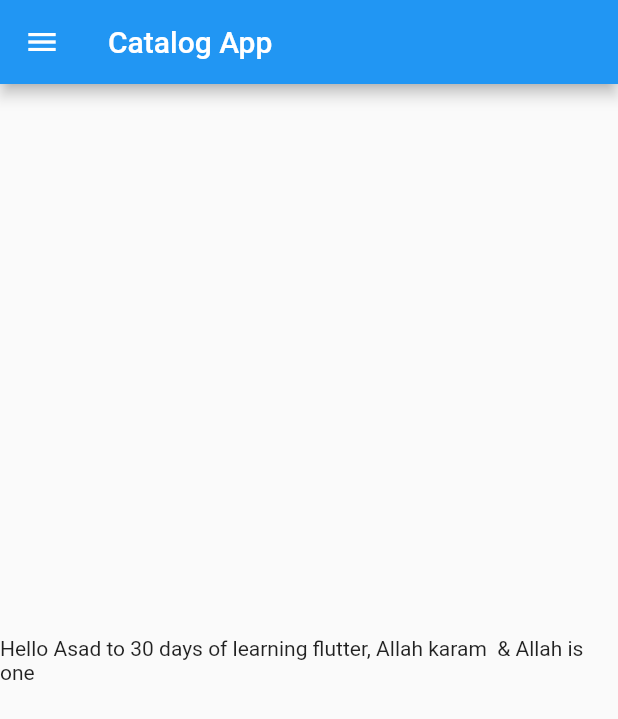
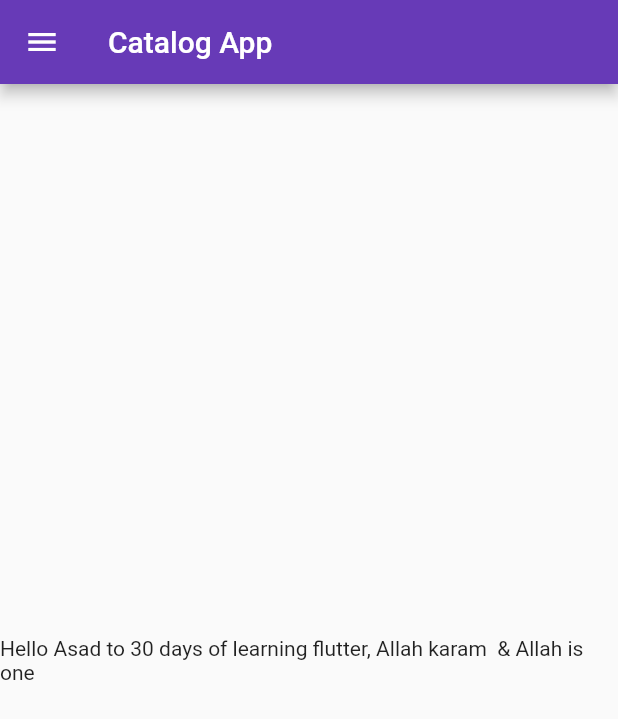
Before and after one commit to AsadSaleeem/flutter_complete_gudie, a Flutter app: the screen it shows after launch, on a phone screen of 412 x 824 dp. Shown: the top 719 px of the screen. Run offline on Flutter 3.47's test engine with Material 2 defaults, Android fonts, the phone set to English and light mode, and no system bars.

Commit message:
Day 3 completed

```diff
--- a/analysis_options.yaml
+++ b/analysis_options.yaml
@@ -7,7 +7,8 @@
 
 # The following line activates a set of recommended lints for Flutter apps,
 # packages, and plugins designed to encourage good coding practices.
-include: package:flutter_lints/flutter.yaml
+
+
 
 linter:
   # The lint rules applied to this project can be customized in the
--- a/lib/home_page.dart
+++ b/lib/Pages/home_page.dart
@@ -1,4 +1,5 @@
 import 'package:flutter/material.dart';
+
 
 class HomePage extends StatelessWidget {
   final int days = 30;
--- a/lib/main.dart
+++ b/lib/main.dart
@@ -1,5 +1,8 @@
 import 'package:flutter/material.dart';
-import 'package:flutter_complete_guide/home_page.dart';
+import 'package:flutter_complete_guide/Pages/home_page.dart';
+import 'package:flutter_complete_guide/Pages/loginpage.dart';
+//import 'package:flutter_complete_guide/Pages/home_page.dart';
+//import 'package:flutter_complete_guide/Pages/loginpage.dart';
 
 void main() {
   runApp(MyApp());
@@ -7,6 +10,14 @@
 
 class MyApp extends StatelessWidget {
   Widget build(BuildContext context) {
-    return MaterialApp(home: HomePage());
+    return MaterialApp(
+      themeMode: ThemeMode.light,
+      theme: ThemeData(primarySwatch: Colors.deepPurple),
+      darkTheme: ThemeData(brightness: Brightness.dark),
+      routes: {
+        "/": (context) => HomePage(),
+        "/login": (context) => LoginPage()
+      },
+    );
   }
 }
```
Also changed, not shown: lib/Pages/loginpage.dart (added, +15 -0 lines).
